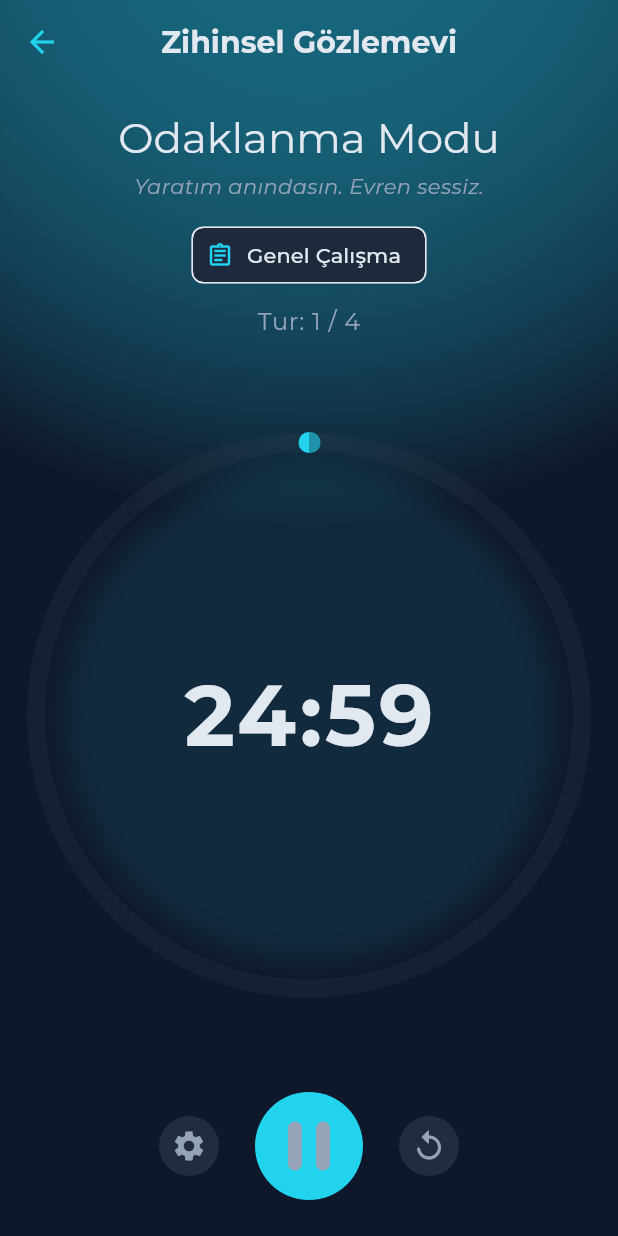
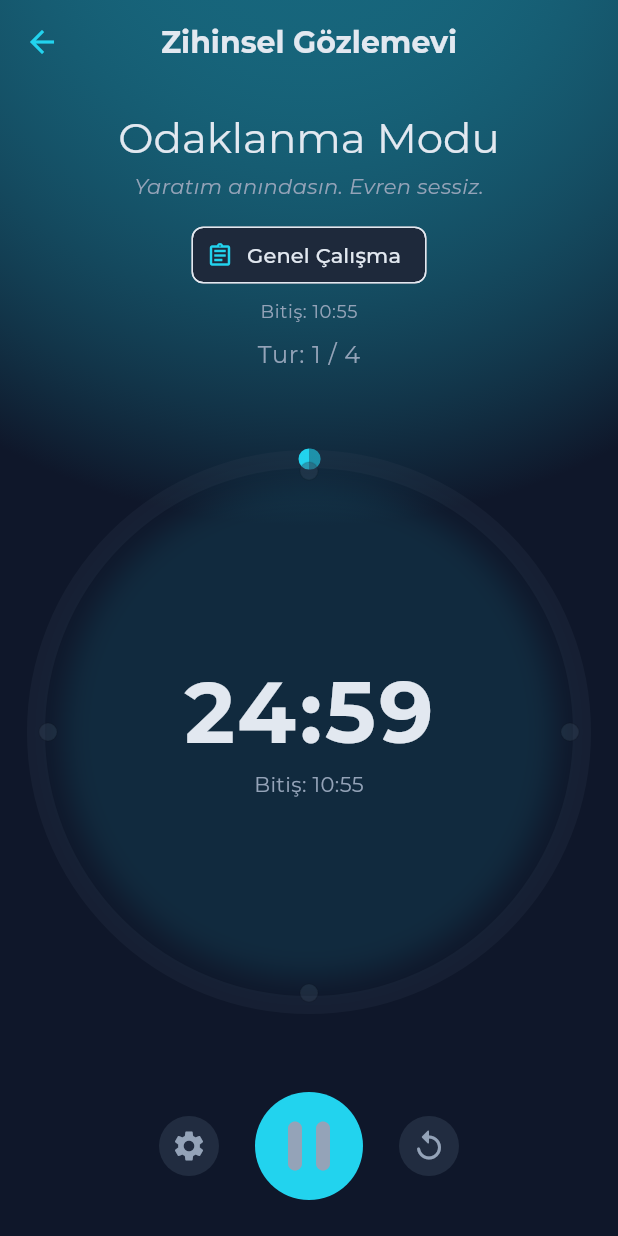
Before and after one commit to bakituncher/bilgee, a Flutter app: the PomodoroScreen screen opened by its route, after a tap on "Mabedi Harekete Geçir", after a tap on the "play arrow" icon, on a phone screen of 412 x 824 dp. Run offline on Flutter 3.47's test engine with Material 3 defaults, Android fonts, the phone set to English and light mode, and no system bars; drawn by our look-alikes of flutter_animate; our stand-ins replace cached_network_image, cloud_firestore, cloud_functions, confetti, cross_file, equatable and 18 more; missing offline and left inert: firebase_app_check, flutter_math_fork, markdown; accounts and stored records are empty; generated files the repository leaves out were written again; network calls fail.

Commit message:
pomodro geliştirildi

```diff
--- a/lib/features/pomodoro/logic/pomodoro_notifier.dart
+++ b/lib/features/pomodoro/logic/pomodoro_notifier.dart
@@ -5,6 +5,8 @@ import 'package:taktik/data/models/focus_session_model.dart';
 import 'package:taktik/data/providers/firestore_providers.dart';
 import 'package:taktik/features/auth/application/auth_controller.dart';
 import 'package:intl/intl.dart';
+import 'package:taktik/shared/notifications/notification_service.dart';
+import 'package:wakelock_plus/wakelock_plus.dart';
 
 enum PomodoroSessionState { idle, work, shortBreak, longBreak, completed }
 
@@ -28,6 +30,10 @@ class PomodoroModel {
   final String? currentTaskIdentifier;
   final String? currentTaskDateKey; // YENI: görev ait olduğu gün (yyyy-MM-dd)
   final FocusSessionResult? lastResult;
+  // Yeni tercihler
+  final bool autoStartBreaks;
+  final bool autoStartWork;
+  final bool keepScreenOn;
 
   PomodoroModel({
     this.sessionState = PomodoroSessionState.idle,
@@ -42,6 +48,9 @@ class PomodoroModel {
     this.currentTaskIdentifier,
     this.currentTaskDateKey,
     this.lastResult,
+    this.autoStartBreaks = false,
+    this.autoStartWork = false,
+    this.keepScreenOn = false,
   });
 
   PomodoroModel copyWith({
@@ -60,6 +69,9 @@ class PomodoroModel {
     bool clearTaskDateKey = false,
     FocusSessionResult? lastResult,
     bool clearLastResult = false,
+    bool? autoStartBreaks,
+    bool? autoStartWork,
+    bool? keepScreenOn,
   }) {
     return PomodoroModel(
       sessionState: sessionState ?? this.sessionState,
@@ -74,6 +86,9 @@ class PomodoroModel {
       currentTaskIdentifier: clearTaskIdentifier ? null : currentTaskIdentifier ?? this.currentTaskIdentifier,
       currentTaskDateKey: clearTaskDateKey ? null : currentTaskDateKey ?? this.currentTaskDateKey,
       lastResult: clearLastResult ? null : lastResult ?? this.lastResult,
+      autoStartBreaks: autoStartBreaks ?? this.autoStartBreaks,
+      autoStartWork: autoStartWork ?? this.autoStartWork,
+      keepScreenOn: keepScreenOn ?? this.keepScreenOn,
     );
   }
 }
@@ -84,9 +99,22 @@ class PomodoroNotifier extends StateNotifier<PomodoroModel> {
 
   PomodoroNotifier(this._ref) : super(PomodoroModel());
 
+  void _applyWakelock() async {
+    if (state.keepScreenOn && !state.isPaused &&
+        (state.sessionState == PomodoroSessionState.work ||
+         state.sessionState == PomodoroSessionState.shortBreak ||
+         state.sessionState == PomodoroSessionState.longBreak)) {
+      await WakelockPlus.enable();
+    } else {
+      await WakelockPlus.disable();
+    }
+  }
+
   void _startTimer() {
     _timer?.cancel();
     state = state.copyWith(isPaused: false);
+    _applyWakelock();
+
     _timer = Timer.periodic(const Duration(seconds: 1), (timer) {
       if (state.timeRemaining > 0) {
         state = state.copyWith(timeRemaining: state.timeRemaining - 1);
@@ -97,28 +125,47 @@ class PomodoroNotifier extends StateNotifier<PomodoroModel> {
     });
   }
 
+  void _notify(String title, String body) {
+    NotificationService.instance.showLocalSimple(title: title, body: body);
+  }
+
   void _handleSessionEnd() {
     if (state.sessionState == PomodoroSessionState.work) {
       // 1. Odaklanma seansını veritabanına kaydet.
       _saveSession(state.currentTask, state.workDuration);
 
       // 2. Sonucu oluştur ve ekran durumunu "tamamlandı" olarak değiştir.
-      // Not: QuestNotifier bu state değişikliğini dinleyerek görevi OTOMATİK tamamlayacak.
       final result = FocusSessionResult(
         totalFocusSeconds: state.workDuration,
         roundsCompleted: state.currentRound,
         task: state.currentTask,
       );
       state = state.copyWith(sessionState: PomodoroSessionState.completed, isPaused: true, lastResult: result);
+      _applyWakelock();
+
+      _notify('Odak tamamlandı', '"${state.currentTask}" için mola zamanı.');
+
+      if (state.autoStartBreaks) {
+        // Otomatik mola başlat
+        startNextSession();
+        if (state.sessionState == PomodoroSessionState.shortBreak || state.sessionState == PomodoroSessionState.longBreak) {
+          _startTimer();
+        }
+      }
     } else {
       // Mola bittiyse, bir sonraki çalışma turuna hazırlan.
+      final nextRound = (state.sessionState == PomodoroSessionState.longBreak) ? 1 : state.currentRound + 1;
       state = state.copyWith(
         sessionState: PomodoroSessionState.work,
         timeRemaining: state.workDuration,
         isPaused: true,
-        // Eğer uzun bir aradan geliyorsak tur sayısını sıfırla, değilse bir artır.
-        currentRound: (state.sessionState == PomodoroSessionState.longBreak) ? 1 : state.currentRound + 1,
+        currentRound: nextRound,
       );
+      _applyWakelock();
+      _notify('Mola bitti', 'Yeni bir odak turu seni bekliyor.');
+      if (state.autoStartWork) {
+        _startTimer();
+      }
     }
   }
 
@@ -130,13 +177,16 @@ class PomodoroNotifier extends StateNotifier<PomodoroModel> {
         isPaused: true,
         currentRound: 1,
       );
+      if (state.autoStartWork) {
+        _startTimer();
+      }
     }
   }
 
   void startNextSession() {
     if (state.lastResult == null) return;
     final previousRound = state.lastResult!.roundsCompleted;
-    final isLongBreakTime = previousRound % state.longBreakInterval == 0;
+    final isLongBreakTime = state.longBreakInterval > 0 && previousRound % state.longBreakInterval == 0;
 
     if (isLongBreakTime) {
       state = state.copyWith(
@@ -146,6 +196,7 @@ class PomodoroNotifier extends StateNotifier<PomodoroModel> {
         clearLastResult: true,
         currentRound: previousRound,
       );
+      _notify('Uzun mola başladı', '${(state.longBreakDuration / 60).round()} dk dinlen.');
     } else {
       state = state.copyWith(
         sessionState: PomodoroSessionState.shortBreak,
@@ -154,6 +205,12 @@ class PomodoroNotifier extends StateNotifier<PomodoroModel> {
         clearLastResult: true,
         currentRound: previousRound,
       );
+      _notify('Mola başladı', '${(state.shortBreakDuration / 60).round()} dk nefes al.');
+    }
+
+    _applyWakelock();
+    if (state.autoStartBreaks) {
+      _startTimer();
     }
   }
 
@@ -171,6 +228,7 @@ class PomodoroNotifier extends StateNotifier<PomodoroModel> {
   void pause() {
     _timer?.cancel();
     state = state.copyWith(isPaused: true);
+    _applyWakelock();
   }
 
   void reset() {
@@ -180,7 +238,25 @@ class PomodoroNotifier extends StateNotifier<PomodoroModel> {
       shortBreakDuration: state.shortBreakDuration,
       longBreakDuration: state.longBreakDuration,
       longBreakInterval: state.longBreakInterval,
+      autoStartBreaks: state.autoStartBreaks,
+      autoStartWork: state.autoStartWork,
+      keepScreenOn: state.keepScreenOn,
     );
+    _applyWakelock();
+  }
+
+  void skipBreakAndStartWork() {
+    if (state.sessionState == PomodoroSessionState.shortBreak || state.sessionState == PomodoroSessionState.longBreak) {
+      state = state.copyWith(
+        sessionState: PomodoroSessionState.work,
+        timeRemaining: state.workDuration,
+        isPaused: true,
+      );
+      _applyWakelock();
+      if (state.autoStartWork) {
+        _startTimer();
+      }
+    }
   }
 
   void setTask({required String task, String? identifier, String? dateKey}) {
@@ -230,6 +306,15 @@ class PomodoroNotifier extends StateNotifier<PomodoroModel> {
     }
   }
 
+  void updatePreferences({bool? autoStartBreaks, bool? autoStartWork, bool? keepScreenOn}) {
+    state = state.copyWith(
+      autoStartBreaks: autoStartBreaks ?? state.autoStartBreaks,
+      autoStartWork: autoStartWork ?? state.autoStartWork,
+      keepScreenOn: keepScreenOn ?? state.keepScreenOn,
+    );
+    _applyWakelock();
+  }
+
   void _saveSession(String task, int duration) {
     final userId = _ref.read(authControllerProvider).value?.uid;
     if (userId == null) return;
@@ -245,6 +330,7 @@ class PomodoroNotifier extends StateNotifier<PomodoroModel> {
   @override
   void dispose() {
     _timer?.cancel();
+    WakelockPlus.disable();
     super.dispose();
   }
 }
--- a/lib/features/pomodoro/widgets/pomodoro_timer_view.dart
+++ b/lib/features/pomodoro/widgets/pomodoro_timer_view.dart
@@ -40,6 +40,8 @@ class PomodoroTimerView extends ConsumerWidget {
   }
 
   Widget _buildHeader(BuildContext context, String title, String message, PomodoroModel pomodoro, WidgetRef ref) {
+    final endTime = DateTime.now().add(Duration(seconds: pomodoro.timeRemaining));
+    final endStr = DateFormat('HH:mm').format(endTime);
     return Column(
       children: [
         Text(title, style: Theme.of(context).textTheme.headlineMedium),
@@ -51,6 +53,8 @@ class PomodoroTimerView extends ConsumerWidget {
           label: Text(pomodoro.currentTask, overflow: TextOverflow.ellipsis),
           onPressed: () => _showTaskSelectionSheet(context, ref),
         ),
+        const SizedBox(height: 6),
+        Text("Bitiş: $endStr", style: Theme.of(context).textTheme.bodySmall?.copyWith(color: AppTheme.secondaryTextColor)),
         const SizedBox(height: 8),
         Text("Tur: ${pomodoro.currentRound} / ${pomodoro.longBreakInterval}",
             style: Theme.of(context).textTheme.bodyLarge?.copyWith(color: AppTheme.secondaryTextColor)),
@@ -59,6 +63,7 @@ class PomodoroTimerView extends ConsumerWidget {
   }
 
   Widget _buildControls(BuildContext context, PomodoroModel pomodoro, PomodoroNotifier notifier, WidgetRef ref) {
+    final onBreak = pomodoro.sessionState == PomodoroSessionState.shortBreak || pomodoro.sessionState == PomodoroSessionState.longBreak;
     return Column(
       children: [
         Row(
@@ -83,9 +88,18 @@ class PomodoroTimerView extends ConsumerWidget {
             ),
           ],
         ),
+        if (onBreak)
+          Padding(
+            padding: const EdgeInsets.only(top: 8.0),
+            child: TextButton.icon(
+              onPressed: notifier.skipBreakAndStartWork,
+              icon: const Icon(Icons.skip_next_rounded, color: AppTheme.secondaryColor),
+              label: const Text("Molayı atla ve çalışmaya başla", style: TextStyle(color: AppTheme.secondaryColor)),
+            ),
+          ),
         if(pomodoro.sessionState == PomodoroSessionState.work && pomodoro.currentTaskIdentifier != null)
           Padding(
-            padding: const EdgeInsets.only(top: 16.0),
+            padding: const EdgeInsets.only(top: 8.0),
             child: TextButton.icon(
                 onPressed: (){
                   notifier.markTaskAsCompleted();
@@ -181,6 +195,11 @@ class _TimerDial extends StatelessWidget {
     final minutes = time.inMinutes.remainder(60).toString().padLeft(2, '0');
     final seconds = time.inSeconds.remainder(60).toString().padLeft(2, '0');
     final progress = totalDuration > 0 ? pomodoro.timeRemaining / totalDuration : 1.0;
+    final endTime = DateTime.now().add(Duration(seconds: pomodoro.timeRemaining));
+    final endStr = DateFormat('HH:mm').format(endTime);
+
+    final interval = pomodoro.longBreakInterval.clamp(1, 12);
+    final completedInCycle = ((pomodoro.currentRound - 1) % interval).clamp(0, interval - 1);
 
     return Animate(
       target: pomodoro.isPaused ? 1 : 0,
@@ -192,9 +211,18 @@ class _TimerDial extends StatelessWidget {
             progress: 1 - progress,
             color: color,
             isPaused: pomodoro.isPaused,
+            interval: interval,
+            completedInCycle: completedInCycle,
           ),
           child: Center(
-            child: Text('$minutes:$seconds', style: Theme.of(context).textTheme.displayLarge?.copyWith(fontWeight: FontWeight.bold, letterSpacing: 2)),
+            child: Column(
+              mainAxisSize: MainAxisSize.min,
+              children: [
+                Text('$minutes:$seconds', style: Theme.of(context).textTheme.displayLarge?.copyWith(fontWeight: FontWeight.bold, letterSpacing: 2)),
+                const SizedBox(height: 6),
+                Text('Bitiş: $endStr', style: Theme.of(context).textTheme.bodyMedium?.copyWith(color: AppTheme.secondaryTextColor)),
+              ],
+            ),
           ),
         ),
       ),
@@ -206,7 +234,9 @@ class _DialPainter extends CustomPainter {
   final double progress;
   final Color color;
   final bool isPaused;
-  _DialPainter({required this.progress, required this.color, required this.isPaused});
+  final int interval;
+  final int completedInCycle;
+  _DialPainter({required this.progress, required this.color, required this.isPaused, required this.interval, required this.completedInCycle});
 
   @override
   void paint(Canvas canvas, Size size) {
@@ -233,6 +263,25 @@ class _DialPainter extends CustomPainter {
       canvas.drawArc(rect, -pi / 2, 2 * pi * progress, false, progressPaint);
     }
 
+    // Tur noktaları
+    final dotRadius = 6.0;
+    final dotDistance = radius - 8;
+    for (int i = 0; i < interval; i++) {
+      final angle = -pi / 2 + 2 * pi * (i / interval);
+      final dx = center.dx + cos(angle) * dotDistance;
+      final dy = center.dy + sin(angle) * dotDistance;
+      final paint = Paint()
+        ..color = i < completedInCycle ? color : AppTheme.lightSurfaceColor.withOpacity(0.4)
+        ..style = PaintingStyle.fill;
+      canvas.drawCircle(Offset(dx, dy), dotRadius, paint);
+      // Dış hat
+      final stroke = Paint()
+        ..color = Colors.black.withOpacity(0.1)
+        ..style = PaintingStyle.stroke
+        ..strokeWidth = 1;
+      canvas.drawCircle(Offset(dx, dy), dotRadius, stroke);
+    }
+
     final breath = sin(DateTime.now().millisecondsSinceEpoch / (isPaused ? 2000 : 500)) * 5;
     final breathPaint = Paint()
       ..color = color.withOpacity(isPaused ? 0.05 : 0.1)
@@ -255,6 +304,7 @@ class PomodoroSettingsSheet extends ConsumerStatefulWidget {
 
 class _PomodoroSettingsSheetState extends ConsumerState<PomodoroSettingsSheet> {
   late double _work, _short, _long, _interval;
+  late bool _autoStartBreaks, _autoStartWork, _keepScreenOn;
 
   @override
   void initState() {
@@ -264,6 +314,9 @@ class _PomodoroSettingsSheetState extends ConsumerState<PomodoroSettingsSheet> {
     _short = (pomodoro.shortBreakDuration / 60).roundToDouble();
     _long = (pomodoro.longBreakDuration / 60).roundToDouble();
     _interval = pomodoro.longBreakInterval.toDouble();
+    _autoStartBreaks = pomodoro.autoStartBreaks;
+    _autoStartWork = pomodoro.autoStartWork;
+    _keepScreenOn = pomodoro.keepScreenOn;
   }
 
   @override
@@ -284,7 +337,26 @@ class _PomodoroSettingsSheetState extends ConsumerState<PomodoroSettingsSheet> {
             ScoreSlider(label: "Kısa Mola (dk)", value: _short, max: 15, color: AppTheme.successColor, onChanged: (v) => setState(() => _short = v.roundToDouble())),
             ScoreSlider(label: "Uzun Mola (dk)", value: _long, max: 30, color: AppTheme.successColor, onChanged: (v) => setState(() => _long = v.roundToDouble())),
             ScoreSlider(label: "Uzun Mola Aralığı (Tur)", value: _interval, max: 8, color: AppTheme.lightSurfaceColor, onChanged: (v) => setState(() => _interval = v.roundToDouble())),
-            const SizedBox(height: 24),
+            const SizedBox(height: 8),
+            SwitchListTile.adaptive(
+              value: _autoStartBreaks,
+              onChanged: (v) => setState(() => _autoStartBreaks = v),
+              title: const Text('Çalışma bitince molayı otomatik başlat'),
+              subtitle: const Text('Seans bittiğinde mola sayacı otomatik başlar'),
+            ),
+            SwitchListTile.adaptive(
+              value: _autoStartWork,
+              onChanged: (v) => setState(() => _autoStartWork = v),
+              title: const Text('Mola bitince çalışmayı otomatik başlat'),
+              subtitle: const Text('Mola tamamlanınca yeni tura otomatik geç'),
+            ),
+            SwitchListTile.adaptive(
+              value: _keepScreenOn,
+              onChanged: (v) => setState(() => _keepScreenOn = v),
+              title: const Text('Zamanlayıcı sırasında ekranı açık tut'),
+              subtitle: const Text('Yanıp sönmeden, kapanmadan sürekli açık kalsın'),
+            ),
+            const SizedBox(height: 16),
             ElevatedButton(
                 onPressed: (){
                   ref.read(pomodoroProvider.notifier).updateSettings(
@@ -292,6 +364,11 @@ class _PomodoroSettingsSheetState extends ConsumerState<PomodoroSettingsSheet> {
                     short: _short.toInt(),
                     long: _long.toInt(),
                     interval: _interval.toInt(),
+                  );
+                  ref.read(pomodoroProvider.notifier).updatePreferences(
+                    autoStartBreaks: _autoStartBreaks,
+                    autoStartWork: _autoStartWork,
+                    keepScreenOn: _keepScreenOn,
                   );
                   Navigator.pop(context);
                 },
--- a/pubspec.yaml
+++ b/pubspec.yaml
@@ -65,6 +65,9 @@ dependencies:
   cross_file: ^0.3.4
   shared_preferences: ^2.5.3
 
+  # Ekranı açık tutmak için
+  wakelock_plus: ^1.2.7
+
 dev_dependencies:
   flutter_test:
     sdk: flutter
```
Also changed, not shown: lib/shared/notifications/notification_service.dart (+24 -0 lines), pubspec.lock.
